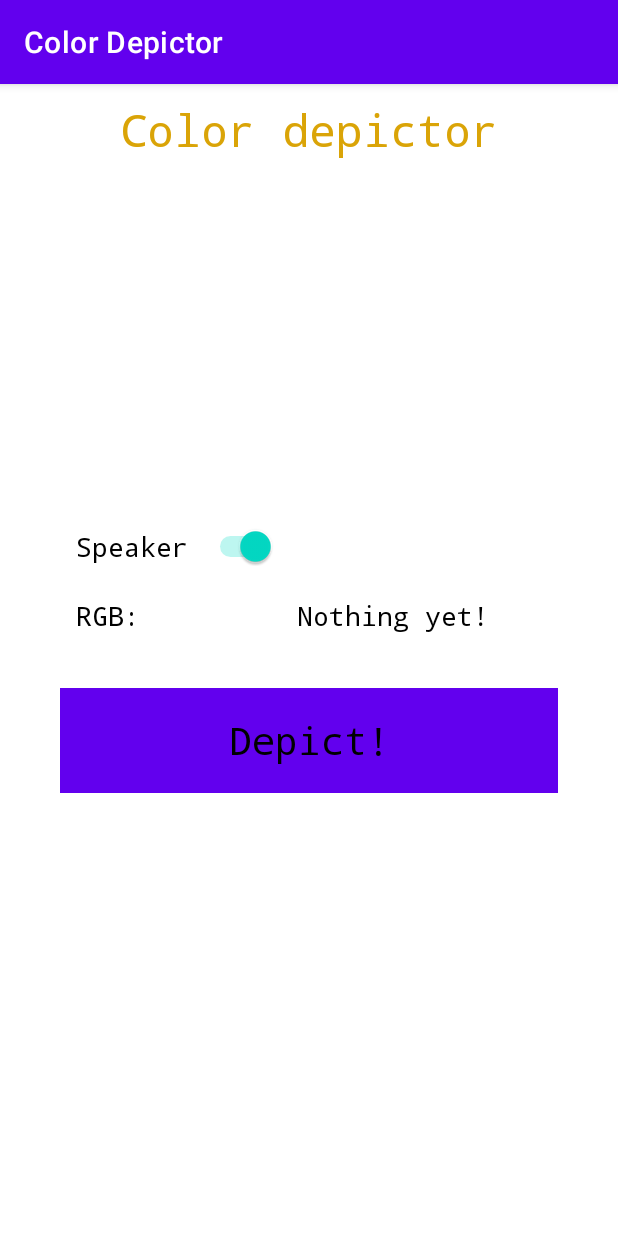
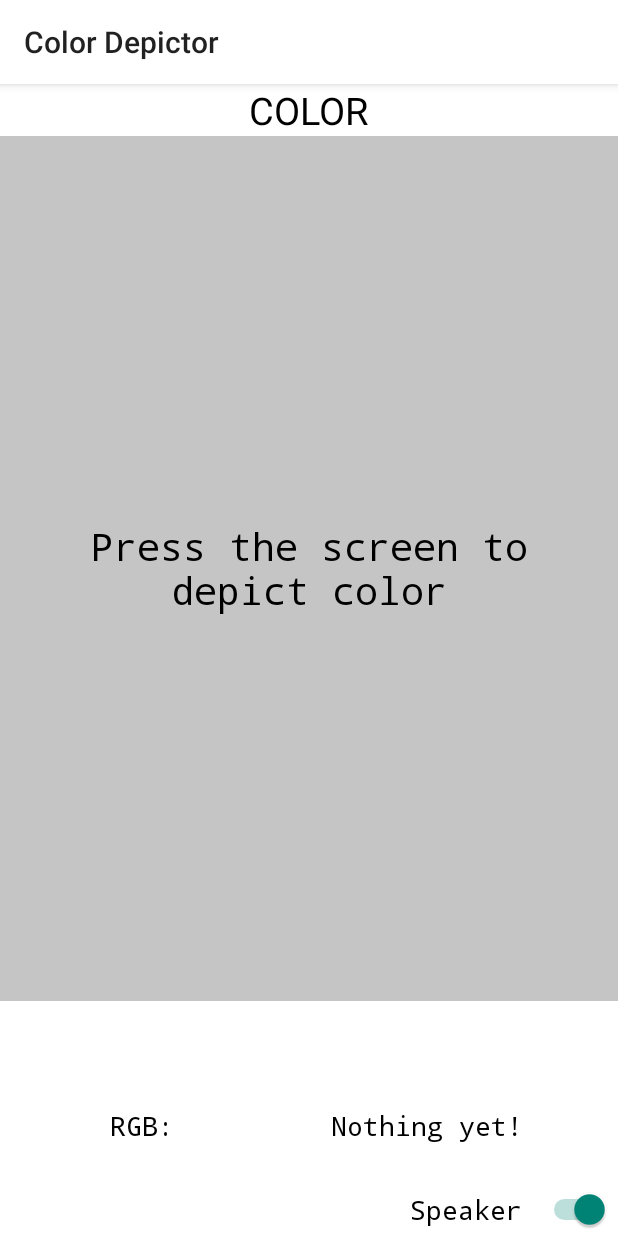
Before and after one commit to Magma980/colour_depicter, an Android app: the screen it shows after launch (MainActivity), on a phone screen of 412 x 824 dp. Run offline under Robolectric (Android 15) with nearby library versions, the phone set to English and light mode, and no system bars; libraries missing offline, so code that uses them is left out: org.eclipse.paho; 5 statements that could not run were skipped.

Commit message:
New design

```diff
--- a/app/build.gradle
+++ b/app/build.gradle
@@ -36,8 +36,10 @@ dependencies {
     testImplementation 'junit:junit:4.+'
     androidTestImplementation 'androidx.test.ext:junit:1.1.2'
     androidTestImplementation 'androidx.test.espresso:espresso-core:3.3.0'
-    implementation 'org.eclipse.paho:org.eclipse.paho.client.mqttv3:1.1.0'
+//    implementation 'org.eclipse.paho:org.eclipse.paho.client.mqttv3:1.1.0'
+    implementation 'org.eclipse.paho:org.eclipse.paho.client.mqttv3:1.2.5'
     implementation 'org.eclipse.paho:org.eclipse.paho.android.service:1.1.1'
+//    implementation 'com.github.hannesa2:paho.mqtt.android:3.3.5'
     implementation 'androidx.legacy:legacy-support-v4:1.0.0'
 
 }
--- a/app/src/main/res/layout/activity_main.xml
+++ b/app/src/main/res/layout/activity_main.xml
@@ -1,10 +1,20 @@
-<LinearLayout xmlns:android="http://schemas.android.com/apk/res/android" android:orientation="vertical" android:layout_width="match_parent" android:layout_height="match_parent" android:background="#FFFFFF">
-    <RelativeLayout android:id="@+id/RelativeLayout01" android:layout_width="fill_parent" android:layout_height="fill_parent">
+<LinearLayout xmlns:android="http://schemas.android.com/apk/res/android"
+    xmlns:tools="http://schemas.android.com/tools"
+    android:orientation="vertical"
+    android:layout_width="match_parent"
+    android:layout_height="match_parent"
+    android:background="#FFFFFF">
+    <RelativeLayout
+        android:id="@+id/RelativeLayout01"
+        android:layout_width="fill_parent"
+        android:layout_height="fill_parent">
 
+    <!--
     <TextView
         android:id="@+id/title"
         android:layout_width="fill_parent"
         android:layout_height="wrap_content"
+        android:background="@color/white"
         android:gravity="center"
         android:lineSpacingExtra="12sp"
         android:padding="10dip"
@@ -12,34 +22,54 @@
         android:textColor="@color/colorPrimaryDark"
         android:textSize="30sp"
         android:typeface="monospace" />
+    -->
 
+        <TableLayout
+            android:layout_width="fill_parent"
+            android:layout_height="fill_parent"
+            android:gravity="center"
+            android:stretchColumns="0,1" >
+
+            <TableRow>
+                <TextView
+                    android:id="@+id/txt_colorName"
+                    android:text=" COLOR "
+                    android:layout_gravity="center"
+                    android:textColor="@color/black_alpha"
+                    android:textSize="25sp"
+                    />
+            </TableRow>
+
+            <TableRow
+                android:layout_height="0dp"
+                android:layout_weight="1">
+
+                <Button
+                    android:id="@+id/btnColor"
+                    style="@style/PrimaryButton"
+                    android:layout_width="0dp"
+                    android:layout_height="fill_parent"
+                    android:layout_weight="1"
+                    android:background="@color/depict_button"
+                    android:fontFamily="monospace"
+                    android:padding="10dip"
+                    android:text="Press the screen to depict color"
+                    android:textAllCaps="false"
+                    android:textColor="@color/black_alpha"
+                    android:textSize="25sp"
+
+                    />
+            </TableRow>
+            <TableRow>
+                <ImageView
+                    android:id="@+id/img_palette"
+                    android:layout_height="60dp"
+                    />
+            </TableRow>
+            <TableRow>
                 <LinearLayout
-            android:layout_width="fill_parent"
-            android:layout_height="wrap_content"
-            android:layout_centerInParent="true"
-            android:background="#FFFFFF"
-            android:orientation="vertical"
-            android:padding="30dip">
-
-            <LinearLayout
-                android:layout_width="wrap_content"
-                android:layout_height="wrap_content"
-                android:padding="5dip">
-
-                <Switch android:id="@+id/speakerSwitch"
-                    android:layout_width="wrap_content"
-                    android:layout_height="wrap_content"
-                    android:text="Speaker "
-                    android:padding="5dip"
-                    android:layout_marginLeft="10dp"
-                    android:textColor="@color/black_alpha"
-                    android:textSize="18sp"
-                    android:typeface="monospace">
-
-                </Switch>
-            </LinearLayout>
-
-            <LinearLayout
+                    android:id="@+id/rgb_layout"
+                    android:layout_gravity="center"
                     android:layout_width="wrap_content"
                     android:layout_height="wrap_content"
                     android:orientation="horizontal"
@@ -68,6 +98,94 @@
                         android:textSize="18sp"
                         android:typeface="monospace" />
                 </LinearLayout>
+
+            </TableRow>
+            <TableRow>
+                <Switch
+                    android:layout_width="wrap_content"
+                    android:layout_height="wrap_content"
+                    android:layout_gravity="end"
+                    android:id="@+id/speakerSwitch"
+                    android:padding="5dip"
+                    android:text="Speaker "
+                    android:textColor="@color/black_alpha"
+                    android:textSize="18sp"
+                    android:typeface="monospace"
+                    tools:ignore="UseSwitchCompatOrMaterialXml"
+                     />
+            </TableRow>
+        </TableLayout>
+<!--
+        <LinearLayout
+            android:layout_width="fill_parent"
+            android:layout_height="match_parent"
+            android:layout_alignParentTop="true"
+            android:background="#FFFFFF"
+            android:orientation="vertical"
+            android:padding="30dip">
+
+            <Button
+                android:id="@+id/btnColor"
+                style="@android:style/Widget.DeviceDefault.Button.Borderless"
+                android:layout_width="match_parent"
+                android:layout_height="wrap_content"
+                android:layout_margin="10dp"
+                android:background="@color/activitybutton"
+                android:fontFamily="monospace"
+                android:padding="10dip"
+                android:text=" Depict! "
+                android:textAllCaps="false"
+                android:textColor="@color/black_alpha"
+                android:textSize="25sp" />
+
+            <LinearLayout
+                android:layout_width="wrap_content"
+                android:layout_height="wrap_content"
+                android:orientation="horizontal"
+                android:padding="5dip"
+                android:visibility="invisible">
+
+                <TextView
+                    android:id="@+id/txv_sensorTxt"
+                    android:layout_width="117dp"
+                    android:layout_height="wrap_content"
+                    android:layout_marginLeft="10dp"
+                    android:layout_marginBottom="15dp"
+                    android:padding="5dip"
+                    android:text="RGB:"
+                    android:textColor="@color/black_alpha"
+                    android:textSize="18sp"
+                    android:typeface="monospace" />
+
+                <TextView
+                    android:id="@+id/txv_rgbValue"
+                    android:layout_width="wrap_content"
+                    android:layout_height="wrap_content"
+                    android:layout_marginLeft="30dp"
+                    android:padding="5dip"
+                    android:text="Nothing yet!"
+                    android:textColor="@color/black_alpha"
+                    android:textSize="18sp"
+                    android:typeface="monospace" />
+            </LinearLayout>
+
+            <Switch
+                android:id="@+id/speakerSwitch"
+                android:layout_width="wrap_content"
+                android:layout_height="wrap_content"
+                android:layout_marginLeft="10dp"
+                android:padding="5dip"
+                android:text="Speaker "
+                android:textColor="@color/black_alpha"
+                android:textSize="18sp"
+                android:typeface="monospace"
+                tools:ignore="UseSwitchCompatOrMaterialXml">
+
+            </Switch>
+
+        </LinearLayout>
+            -->
+
             <!--
         <LinearLayout android:orientation="horizontal" android:layout_width="wrap_content" android:layout_height="wrap_content" android:padding="5dip">
             <TextView android:id="@+id/txv_lightTxt" android:layout_width="wrap_content" android:layout_height="wrap_content" android:layout_marginLeft="10dp" android:layout_marginBottom="15dp" android:padding="5dip" android:text="Lux value:" android:textColor="@color/black_alpha" android:textSize="18sp" android:typeface="monospace"/>
@@ -78,19 +196,5 @@
             <TextView android:id="@+id/txv_proximityValue" android:layout_width="wrap_content" android:layout_height="wrap_content" android:layout_marginLeft="30dp" android:padding="5dip" android:text="Nothing yet!" android:textColor="@color/black_alpha" android:textSize="18sp" android:typeface="monospace"/>
         </LinearLayout>
         -->
-            <Button
-                android:id="@+id/btnColor"
-                style="@android:style/Widget.DeviceDefault.Button.Borderless"
-                android:layout_width="fill_parent"
-                android:layout_height="70dip"
-                android:layout_margin="10dp"
-                android:background="@color/activitybutton"
-                android:fontFamily="monospace"
-                android:padding="10dip"
-                android:text=" Depict! "
-                android:textAllCaps="false"
-                android:textColor="@color/black_alpha"
-                android:textSize="25sp" />
-        </LinearLayout>
     </RelativeLayout>
 </LinearLayout>
--- a/app/src/main/res/values/colors.xml
+++ b/app/src/main/res/values/colors.xml
@@ -1,6 +1,7 @@
 <?xml version="1.0" encoding="utf-8"?>
 <resources>
     <color name="purple_200">#FFBB86FC</color>
+    <color name="button">#e2e2e2</color>
     <color name="purple_500">#FF6200EE</color>
     <color name="purple_700">#FF3700B3</color>
     <color name="teal_200">#FF03DAC5</color>
@@ -18,5 +19,7 @@
     <color name="activitybackground">#FFF5B8</color>
     <color name="activitybutton">#FFE06E</color>
     <color name="activityfont">#3f3f3f</color>
+    <color name="depict_button">#c5c5c5</color>
+
 
 </resources>
--- a/app/src/main/res/values/themes.xml
+++ b/app/src/main/res/values/themes.xml
@@ -1,8 +1,8 @@
 <resources xmlns:tools="http://schemas.android.com/tools">
     <!-- Base application theme. -->
-    <style name="Theme.Lab3" parent="Theme.MaterialComponents.DayNight.DarkActionBar">
+    <style name="Theme.Lab3" parent="Theme.AppCompat.Light">
         <!-- Primary brand color. -->
-        <item name="colorPrimary">@color/purple_500</item>
+        <item name="colorPrimary">@color/white</item>
         <item name="colorPrimaryVariant">@color/purple_700</item>
         <item name="colorOnPrimary">@color/white</item>
         <!-- Secondary brand color. -->
@@ -13,4 +13,12 @@
         <item name="android:statusBarColor" tools:targetApi="l">?attr/colorPrimaryVariant</item>
         <!-- Customize your theme here. -->
     </style>
+
+    <style name="PrimaryButton" parent="Widget.AppCompat.Button.Borderless">
+        <item name="android:textColor">@color/depict_button</item>
+        <item name="android:background">@color/depict_button</item>
+        <item name="colorPrimary">@color/depict_button</item>
+        <item name="colorPrimaryVariant">@color/depict_button</item>
+        <item name="colorOnPrimary">@color/depict_button</item>
+    </style>
 </resources>
--- a/build.gradle
+++ b/build.gradle
@@ -5,7 +5,7 @@ buildscript {
         jcenter()
     }
     dependencies {
-        classpath 'com.android.tools.build:gradle:7.0.4'
+        classpath 'com.android.tools.build:gradle:7.3.1'
 
         // NOTE: Do not place your application dependencies here; they belong
         // in the individual module build.gradle files
@@ -19,6 +19,9 @@ allprojects {
         maven {
             url "https://repo.eclipse.org/content/repositories/paho-snapshots/"
         }
+//        maven {
+//            url "https://jitpack.io"
+//        }
     }
 }
 
```
Also changed, not shown: gradle/wrapper/gradle-wrapper.properties. Lines whose indentation alone changed are shown as unchanged.
